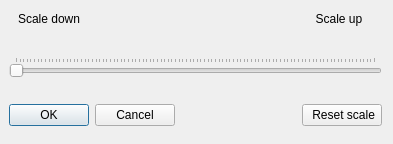
Before: the Qt Designer form src/GUI/desktop_scaling_dialog.ui in funfun-dc5/qtbrynhildr, drawn with Qt 5.
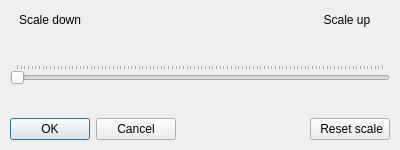
After: the same form once the commit is applied.

Commit message: adjusted default dialog window size

Diff of the .ui file:
```diff
--- a/src/GUI/desktop_scaling_dialog.ui
+++ b/src/GUI/desktop_scaling_dialog.ui
@@ -6,8 +6,8 @@
    <rect>
     <x>0</x>
     <y>0</y>
-    <width>393</width>
-    <height>144</height>
+    <width>400</width>
+    <height>150</height>
    </rect>
   </property>
   <property name="windowTitle">
@@ -16,10 +16,10 @@
   <widget class="QWidget" name="layoutWidget">
    <property name="geometry">
     <rect>
-     <x>9</x>
-     <y>9</y>
-     <width>373</width>
-     <height>117</height>
+     <x>10</x>
+     <y>10</y>
+     <width>380</width>
+     <height>130</height>
     </rect>
    </property>
    <layout class="QGridLayout" name="gridLayout">
```
